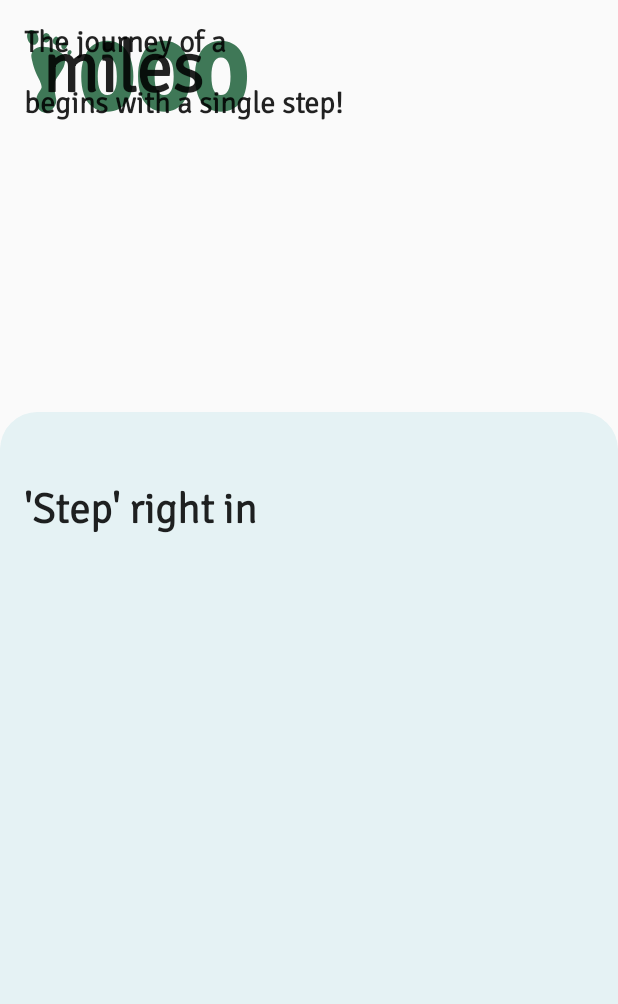
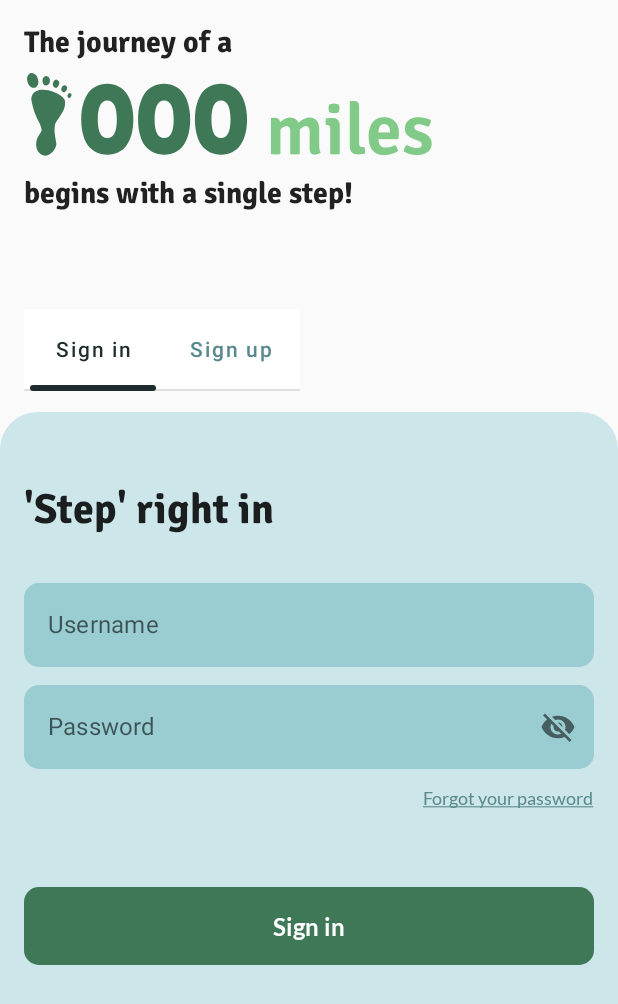
Before and after one commit to AfricanBongo/ThousandMiles, an Android app built with Jetpack Compose: the screen it shows after launch (MainActivity), on a phone screen of 412 x 824 dp. Shown: the top 1004 px of the screen. Run offline under Robolectric (Android 15) with nearby library versions, the phone set to English and light mode, and no system bars; our stand-ins replace accompanist, constraintlayout-compose.

Commit message:
Finished authentication UI.

```diff
--- a/app/src/main/java/com/thousandmiles/MainActivity.kt
+++ b/app/src/main/java/com/thousandmiles/MainActivity.kt
@@ -9,6 +9,8 @@ import androidx.compose.material.Surface
 import androidx.compose.material.Text
 import androidx.compose.runtime.Composable
 import androidx.compose.ui.Modifier
+import androidx.compose.ui.graphics.Color
+import androidx.compose.ui.graphics.toArgb
 import androidx.compose.ui.tooling.preview.Preview
 import com.thousandmiles.ui.authentication.AuthenticationScreen
 import com.thousandmiles.ui.theme.ThousandMilesTheme
@@ -18,6 +20,7 @@ class MainActivity : ComponentActivity() {
         super.onCreate(savedInstanceState)
         setContent {
             ThousandMilesTheme {
+                window?.statusBarColor = MaterialTheme.colors.secondary.toArgb()
                 AuthenticationScreen(Modifier.fillMaxSize())
             }
         }
--- a/app/src/main/java/com/thousandmiles/ui/authentication/AuthenticationScreen.kt
+++ b/app/src/main/java/com/thousandmiles/ui/authentication/AuthenticationScreen.kt
@@ -2,13 +2,11 @@ package com.thousandmiles.ui.authentication
 
 import androidx.compose.foundation.Image
 import androidx.compose.foundation.background
-import androidx.compose.foundation.layout.Column
-import androidx.compose.foundation.layout.fillMaxSize
-import androidx.compose.foundation.layout.padding
+import androidx.compose.foundation.layout.*
 import androidx.compose.foundation.shape.CornerSize
-import androidx.compose.material.MaterialTheme
-import androidx.compose.material.Text
+import androidx.compose.material.*
 import androidx.compose.runtime.Composable
+import androidx.compose.runtime.rememberCoroutineScope
 import androidx.compose.ui.Modifier
 import androidx.compose.ui.draw.clip
 import androidx.compose.ui.layout.layoutId
@@ -17,30 +15,41 @@ import androidx.compose.ui.res.stringResource
 import androidx.compose.ui.unit.dp
 import androidx.constraintlayout.compose.ConstraintLayout
 import androidx.constraintlayout.compose.ConstraintSet
+import com.google.accompanist.pager.ExperimentalPagerApi
+import com.google.accompanist.pager.HorizontalPager
+import com.google.accompanist.pager.pagerTabIndicatorOffset
+import com.google.accompanist.pager.rememberPagerState
 import com.thousandmiles.R
 import com.thousandmiles.ui.components.DevicePreview
 import com.thousandmiles.ui.theme.ThousandMilesTheme
-import com.thousandmiles.ui.theme.lighterBlue
+import com.thousandmiles.ui.theme.darkBlue
+import com.thousandmiles.ui.theme.lightBlue
+import kotlinx.coroutines.launch
 
+// Tags for constraint layouts.
 const val authTag1 = "auth1"
 const val authTag2 = "auth2"
 const val authTag3 = "auth3"
 const val ftLogo = "foot"
 
+@OptIn(ExperimentalPagerApi::class)
 @Composable
 fun AuthenticationScreen(
     modifier: Modifier = Modifier,
 ) {
+    val coroutineScope = rememberCoroutineScope()
+
+    // Resources from the res folder
     val footLogo = painterResource(id = R.drawable.foot_logo)
     val footLogoDescription = stringResource(id = R.string.foot_logo_descr)
     val authTagline1 = stringResource(id = R.string.auth_tagline_1)
     val authTagline2 = stringResource(id = R.string.auth_tagline_2)
     val authTagline3 = stringResource(id = R.string.auth_tagline_3)
-    val signInPhrase = stringResource(id = R.string.sign_in_phrase)
 
-    Column {
+
+    Column(modifier = modifier) {
         ConstraintLayout(
-            taglineConstraints(),
+            constraintSet = taglineConstraints(),
             modifier = Modifier
                 .weight(1f)
                 .fillMaxSize()
@@ -54,10 +63,11 @@ fun AuthenticationScreen(
             Image(
                 painter = footLogo,
                 contentDescription = footLogoDescription,
-                modifier = Modifier.layoutId(footLogo)
+                modifier = Modifier.layoutId(ftLogo)
             )
             Text(
                 text = authTagline2,
+                color = MaterialTheme.colors.primary,
                 style = MaterialTheme.typography.h1,
                 modifier = Modifier.layoutId(authTag2)
             )
@@ -69,15 +79,73 @@ fun AuthenticationScreen(
         }
 
         Column(
-            Modifier
-                .weight(2f)
+            modifier = Modifier
+                .weight(3f)
                 .fillMaxSize()
-                .clip(MaterialTheme.shapes.large.copy(bottomEnd = CornerSize(0.dp),
-                    bottomStart = CornerSize(0.dp)))
-                .background(color = lighterBlue)
-                .padding(start = 16.dp, top = 48.dp, end = 16.dp)
         ) {
-            Text(text = signInPhrase, style = MaterialTheme.typography.h4)
+            val pagerState = rememberPagerState()
+            // Pages for view pager
+            val pages: List<String> = listOf(
+                // Sign-in page
+                stringResource(id = R.string.sign_in),
+                // Sign-out page
+                stringResource(id = R.string.sign_up)
+            )
+
+            // Tabs for Sign In and Sign Up page.
+            TabRow(
+                backgroundColor = MaterialTheme.colors.background,
+                selectedTabIndex = pagerState.currentPage,
+                modifier = Modifier
+                    .weight(1f)
+                    .requiredWidth(200.dp)
+                    .padding(start = 16.dp),
+                indicator = { tabPositions ->
+                    TabRowDefaults.Indicator(
+                        height = 4.dp,
+                        modifier = Modifier
+                            .pagerTabIndicatorOffset(pagerState, tabPositions)
+                            .padding(horizontal = 4.dp)
+                            .clip(MaterialTheme.shapes.medium),
+                        color = darkBlue
+                    )
+                }
+            ) {
+                pages.forEachIndexed { index, title ->
+                    Tab(
+                        text = { Text(title) },
+                        selected = pagerState.currentPage == index,
+                        selectedContentColor = darkBlue,
+                        unselectedContentColor = MaterialTheme.colors.secondaryVariant,
+                        onClick = {
+                            coroutineScope.launch {
+                                pagerState.animateScrollToPage(if (pagerState.currentPage == 0) 1 else 0)
+                            }
+                        }
+                    )
+                }
+            }
+
+            Spacer(modifier = modifier.weight(0.25f))
+
+            // Pager that switches between the Sign In and Sign Up page.
+            HorizontalPager(
+                count = pages.size,
+                state = pagerState,
+                modifier = Modifier.weight(10f)
+            ) { page ->
+                val pageModifier = Modifier
+                    .fillMaxSize()
+                    .clip(MaterialTheme.shapes.large.copy(bottomStart = CornerSize(0.dp),
+                        bottomEnd = CornerSize(0.dp)))
+                    .background(color = lightBlue)
+                    .padding(horizontal = 16.dp)
+                if (page == 0) {
+                    SignInPage(modifier = pageModifier)
+                } else {
+                    SignUpPage(modifier = pageModifier)
+                }
+            }
         }
     }
 }
@@ -100,6 +168,7 @@ private fun taglineConstraints(): ConstraintSet {
 
         constrain(authTagline2) {
             start.linkTo(footLogo.end, 12.dp)
+            bottom.linkTo(authTagline3.top)
         }
 
         constrain(authTagline3) {
--- /dev/null
+++ b/app/src/main/java/com/thousandmiles/ui/authentication/Fields.kt
@@ -0,0 +1,74 @@
+package com.thousandmiles.ui.authentication
+
+import androidx.compose.foundation.layout.height
+import androidx.compose.material.MaterialTheme
+import androidx.compose.material.TextFieldDefaults
+import androidx.compose.runtime.Composable
+import androidx.compose.ui.Modifier
+import androidx.compose.ui.graphics.Color
+import androidx.compose.ui.tooling.preview.Preview
+import androidx.compose.ui.unit.dp
+import com.thousandmiles.ui.components.MTextField
+import com.thousandmiles.ui.components.PasswordTextField
+import com.thousandmiles.ui.theme.ThousandMilesTheme
+import com.thousandmiles.ui.theme.darkerYellow
+
+/**
+ * A text-field used to capture data needed for authentication.
+ * @param isPassword If the type of text that needs to be captured is a password or not.
+ *
+ * If it is true then:
+ * - [onValueChange] becomes onPasswordChange
+ * - [value] becomes password
+ */
+@Composable
+fun AuthenticationTextField(
+    value: String,
+    labelText: String,
+    modifier: Modifier = Modifier,
+    isPassword: Boolean = false,
+    onValueChange: (String) -> Unit = {}
+) {
+
+    val colors = TextFieldDefaults.textFieldColors(
+        textColor = MaterialTheme.colors.onSecondary,
+        backgroundColor = MaterialTheme.colors.secondary,
+        cursorColor = darkerYellow,
+        focusedLabelColor = MaterialTheme.colors.secondaryVariant,
+        focusedIndicatorColor = Color.Transparent,
+        unfocusedIndicatorColor = Color.Transparent,
+        disabledIndicatorColor = Color.Transparent
+    )
+
+    // If the text-field needed is to be a password related one then use PasswordTextField.
+    // Else use the normal type of text field.
+    if (isPassword)
+        PasswordTextField(
+            password = value,
+            labelText = labelText,
+            colors = colors,
+            onPasswordChange = onValueChange,
+            modifier = modifier
+        )
+    else
+        MTextField(
+            value = value,
+            labelText = labelText,
+            placeholderText = "",
+            colors = colors,
+            onValueChange = onValueChange,
+            modifier = modifier
+        )
+}
+
+@Preview
+@Composable
+fun NormalTextFieldPreview() {
+    ThousandMilesTheme {
+        AuthenticationTextField(
+            value = "",
+            labelText = "Text",
+            modifier = Modifier.height(60.dp)
+        )
+    }
+}
--- /dev/null
+++ b/app/src/main/java/com/thousandmiles/ui/authentication/SignInPage.kt
@@ -0,0 +1,124 @@
+package com.thousandmiles.ui.authentication
+
+import androidx.compose.foundation.layout.fillMaxWidth
+import androidx.compose.foundation.layout.height
+import androidx.compose.foundation.text.ClickableText
+import androidx.compose.material.MaterialTheme
+import androidx.compose.material.Text
+import androidx.compose.runtime.*
+import androidx.compose.ui.Modifier
+import androidx.compose.ui.layout.layoutId
+import androidx.compose.ui.res.stringResource
+import androidx.compose.ui.text.AnnotatedString
+import androidx.compose.ui.text.style.TextDecoration
+import androidx.compose.ui.unit.dp
+import androidx.constraintlayout.compose.ConstraintLayout
+import androidx.constraintlayout.compose.ConstraintSet
+import com.thousandmiles.R
+import com.thousandmiles.ui.components.PrimaryButton
+
+private const val userF = "username"
+private const val passF = "password"
+private const val signB = "sign_btn"
+private const val signP = "sign_phrase"
+private const val forgot = "forgot"
+
+@Composable
+fun SignInPage(modifier: Modifier = Modifier) {
+    // Resources from res folder
+    val signInPhrase = stringResource(id = R.string.sign_in_phrase)
+    val usernameLabel = stringResource(id = R.string.username)
+    val passwordLabel = stringResource(id = R.string.password)
+    val forgotPasswordLabel = stringResource(id = R.string.forgot_pass)
+    val signInButtonLabel = stringResource(id = R.string.sign_in)
+
+    var text by remember { mutableStateOf("") }
+    var passwordText by remember { mutableStateOf("") }
+
+    ConstraintLayout(
+        constraintSet = authBoxConstraints(),
+        modifier = modifier
+    ) {
+        Text(
+            text = signInPhrase,
+            style = MaterialTheme.typography.h4,
+            modifier = Modifier.layoutId(signP)
+        )
+
+        // Username
+        AuthenticationTextField(
+            value = text,
+            labelText = usernameLabel,
+            onValueChange = { text = it},
+            modifier = Modifier
+                .fillMaxWidth()
+                .layoutId(userF)
+
+        )
+
+        // Password
+        AuthenticationTextField(
+            value = passwordText,
+            labelText = passwordLabel,
+            isPassword = true,
+            onValueChange = { passwordText = it},
+            modifier = Modifier
+                .fillMaxWidth()
+                .layoutId(passF)
+        )
+
+        // Forgot your password
+        ClickableText(
+            text = AnnotatedString(forgotPasswordLabel),
+            onClick = {},
+            style = MaterialTheme.typography.caption.copy(
+                color = MaterialTheme.colors.secondaryVariant,
+                textDecoration = TextDecoration.Underline
+            ),
+            modifier = Modifier.layoutId(forgot)
+        )
+
+        // Sign in button
+        PrimaryButton(
+            text = signInButtonLabel,
+            modifier = Modifier
+                .layoutId(signB)
+                .fillMaxWidth()
+                .height(52.dp)
+        )
+    }
+}
+
+private fun authBoxConstraints(): ConstraintSet {
+    return ConstraintSet {
+        val signPhrase = createRefFor(signP)
+        val signButton = createRefFor(signB)
+        val usernameField = createRefFor(userF)
+        val passwordField = createRefFor(passF)
+        val forgotText = createRefFor(forgot)
+
+        constrain(signPhrase) {
+            top.linkTo(parent.top, 48.dp)
+            start.linkTo(parent.start)
+        }
+
+        constrain(usernameField) {
+            top.linkTo(signPhrase.bottom, 32.dp)
+            start.linkTo(parent.start)
+        }
+
+        constrain(passwordField) {
+            top.linkTo(usernameField.bottom, 12.dp)
+            start.linkTo(parent.start)
+        }
+
+        constrain(forgotText) {
+            top.linkTo(passwordField.bottom, 12.dp)
+            end.linkTo(parent.end)
+        }
+
+        constrain(signButton) {
+            top.linkTo(forgotText.bottom, 52.dp)
+        }
+    }
+}
--- a/app/src/main/java/com/thousandmiles/ui/components/Buttons.kt
+++ b/app/src/main/java/com/thousandmiles/ui/components/Buttons.kt
@@ -7,6 +7,8 @@ import androidx.compose.material.MaterialTheme
 import androidx.compose.material.Text
 import androidx.compose.runtime.Composable
 import androidx.compose.ui.Modifier
+import androidx.compose.ui.draw.clip
+import androidx.compose.ui.graphics.Color
 import androidx.compose.ui.tooling.preview.Preview
 import androidx.compose.ui.unit.dp
 import com.thousandmiles.ui.theme.ThousandMilesTheme
@@ -22,11 +24,11 @@ fun PrimaryButton(
 ) {
     Button(
         colors = ButtonDefaults.buttonColors(
-            contentColor = MaterialTheme.colors.onSecondary,
-            backgroundColor = MaterialTheme.colors.secondary
+            contentColor = Color.White,
+            backgroundColor = MaterialTheme.colors.primaryVariant
         ),
         onClick = onClick,
-        modifier = modifier
+        modifier = modifier.clip(MaterialTheme.shapes.medium)
     ) {
         Text(text = text, style = MaterialTheme.typography.body1)
     }
--- a/app/src/main/java/com/thousandmiles/ui/components/TextFields.kt
+++ b/app/src/main/java/com/thousandmiles/ui/components/TextFields.kt
@@ -1,13 +1,21 @@
 package com.thousandmiles.ui.components
 
-import androidx.compose.material.MaterialTheme
-import androidx.compose.material.Text
-import androidx.compose.material.TextField
-import androidx.compose.material.TextFieldColors
-import androidx.compose.runtime.Composable
+import androidx.compose.foundation.text.KeyboardOptions
+import androidx.compose.material.*
+import androidx.compose.material.icons.Icons
+import androidx.compose.material.icons.filled.Visibility
+import androidx.compose.material.icons.filled.VisibilityOff
+import androidx.compose.runtime.*
+import androidx.compose.runtime.saveable.rememberSaveable
 import androidx.compose.ui.Modifier
 import androidx.compose.ui.draw.clip
+import androidx.compose.ui.text.input.KeyboardType
+import androidx.compose.ui.text.input.PasswordVisualTransformation
+import androidx.compose.ui.text.input.VisualTransformation
 
+/**
+ * Normal text-field
+ */
 @Composable
 fun MTextField(
     value: String,
@@ -18,6 +26,7 @@ fun MTextField(
     onValueChange: (String) -> Unit = {}
 ) {
     TextField(
+        singleLine = true,
         value = value,
         onValueChange = onValueChange,
         colors = colors,
@@ -31,3 +40,44 @@ fun MTextField(
         }
     )
 }
+
+/**
+ * Text-field used to write out passwords.
+ *
+ * Credit to Valeriy Katkov, for password text field code.
+ *
+ * [https://stackoverflow.com/a/65665564][StackOverflow URL]
+ */
+@Composable
+fun PasswordTextField(
+    password: String,
+    labelText: String,
+    colors: TextFieldColors,
+    modifier: Modifier = Modifier,
+    onPasswordChange: (String) -> Unit = {}
+) {
+    var passwordVisible by rememberSaveable { mutableStateOf(false) }
+    TextField(
+        value = password,
+        onValueChange = onPasswordChange,
+        colors = colors,
+        modifier = modifier.clip(MaterialTheme.shapes.medium),
+        textStyle = MaterialTheme.typography.body1,
+        label = { Text(labelText) },
+        singleLine = true,
+        visualTransformation = if (passwordVisible) VisualTransformation.None else PasswordVisualTransformation(),
+        keyboardOptions = KeyboardOptions(keyboardType = KeyboardType.Password),
+        trailingIcon = {
+            val image = if (passwordVisible)
+                Icons.Filled.Visibility
+            else Icons.Filled.VisibilityOff
+
+            // Please provide localized description for accessibility services
+            val description = if (passwordVisible) "Hide password" else "Show password"
+
+            IconButton(onClick = {passwordVisible = !passwordVisible}){
+                Icon(imageVector  = image, description)
+            }
+        }
+    )
+}
--- a/app/src/main/java/com/thousandmiles/ui/theme/Color.kt
+++ b/app/src/main/java/com/thousandmiles/ui/theme/Color.kt
@@ -2,6 +2,7 @@ package com.thousandmiles.ui.theme
 
 import androidx.compose.ui.graphics.Color
 
+val darkBlue = Color(0xFF1E2C2E)
 val lightBlue = Color(0xFFCCE6E9)
 val lighterBlue = Color(0xFFE5F2F4)
 val lightYellow = Color(0xFFEDE999)
--- a/app/src/main/java/com/thousandmiles/ui/theme/Type.kt
+++ b/app/src/main/java/com/thousandmiles/ui/theme/Type.kt
@@ -9,7 +9,8 @@ import androidx.compose.ui.unit.sp
 import com.thousandmiles.R
 
 val signikaFontFamily = FontFamily(
-    Font(R.font.signika)
+    Font(R.font.signika_bold, weight = FontWeight.Bold),
+    Font(R.font.signika_semibold, weight = FontWeight.SemiBold)
 )
 val latoFontFamily = FontFamily(
     Font(R.font.lato_regular, weight = FontWeight.Normal),
--- a/app/src/main/res/values/strings.xml
+++ b/app/src/main/res/values/strings.xml
@@ -7,8 +7,10 @@
     <string name="auth_tagline_3">begins with a single step!</string>
     <string name="sign_in_phrase">\'Step\' right in</string>
     <string name="sign_up_phrase">\'Step\' right up</string>
+    <string name="email">Email</string>
     <string name="username">Username</string>
     <string name="password">Password</string>
+    <string name="confirm_password">Confirm password</string>
     <string name="sign_in">Sign in</string>
     <string name="sign_up">Sign up</string>
     <string name="forgot_pass">Forgot your password</string>
```
Also changed, not shown: app/build.gradle (+7 -0 lines), app/src/main/java/com/thousandmiles/ui/authentication/SignUpPage.kt (added, +144 -0 lines), app/src/main/java/com/thousandmiles/viewmodel/AuthViewModel.kt (added, +10 -0 lines), app/src/main/res/font/signika.ttf (deleted), app/src/main/res/font/signika_bold.ttf (added), app/src/main/res/font/signika_semibold.ttf (added).
